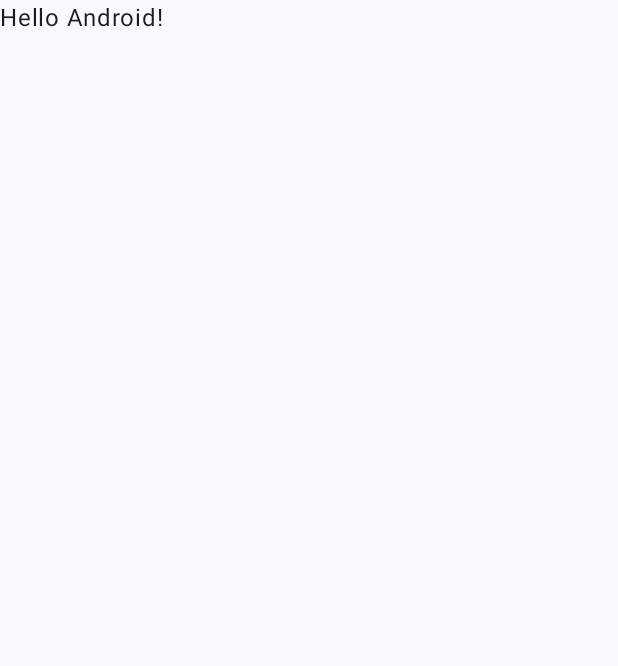
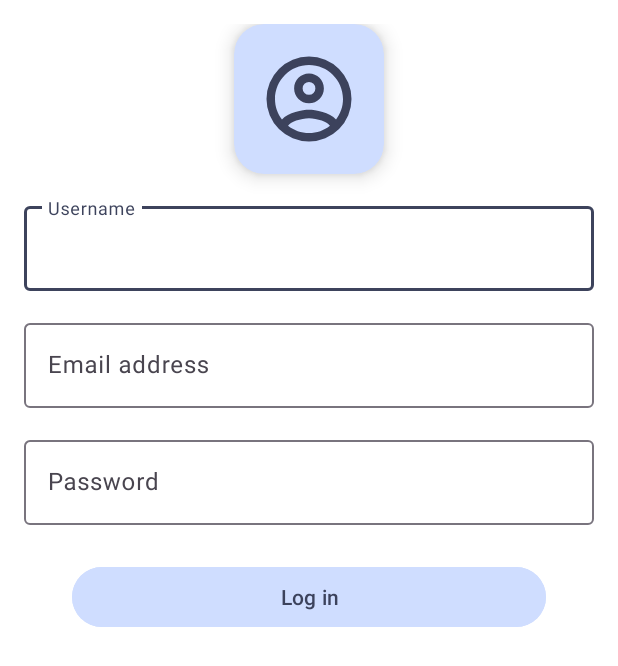
Before and after one commit to mnstupichev/VibeMatch, an Android app built with Jetpack Compose: the screen it shows after launch (MainActivity), on a phone screen of 412 x 824 dp. Before the commit the part shown is almost empty. Shown: the top 666 px of the screen. Run offline under Robolectric (Android 15) with nearby library versions, the phone set to English and light mode, and no system bars.

Commit message:
added log_in_screen

```diff
--- a/app/build.gradle.kts
+++ b/app/build.gradle.kts
@@ -6,7 +6,7 @@ plugins {
 
 android {
     namespace = "com.example.vibematch"
-    compileSdk = 34
+    compileSdk = 35
 
     defaultConfig {
         applicationId = "com.example.vibematch"
@@ -41,6 +41,8 @@ android {
 
 dependencies {
 
+    implementation("androidx.cardview:cardview:1.0.0")
+    implementation("com.google.android.material:material:1.12.0")
     implementation(libs.androidx.core.ktx)
     implementation(libs.androidx.lifecycle.runtime.ktx)
     implementation(libs.androidx.activity.compose)
--- a/app/src/main/AndroidManifest.xml
+++ b/app/src/main/AndroidManifest.xml
@@ -13,7 +13,7 @@
         android:theme="@style/Theme.VibeMatch"
         tools:targetApi="31">
         <activity
-            android:name=".MainActivity"
+            android:name="com.example.vibematch.MainActivity"
             android:exported="true"
             android:label="@string/app_name"
             android:theme="@style/Theme.VibeMatch">
--- a/app/src/main/java/com/example/vibematch/MainActivity.kt
+++ b/app/src/main/java/com/example/vibematch/MainActivity.kt
@@ -1,47 +1,37 @@
 package com.example.vibematch
+import android.os.Bundle
+import android.widget.Toast
+import androidx.appcompat.app.AppCompatActivity
+import com.google.android.material.textfield.TextInputEditText
+import android.widget.Button
 
-import android.os.Bundle
-import androidx.activity.ComponentActivity
-import androidx.activity.compose.setContent
-import androidx.activity.enableEdgeToEdge
-import androidx.compose.foundation.layout.fillMaxSize
-import androidx.compose.foundation.layout.padding
-import androidx.compose.material3.Scaffold
-import androidx.compose.material3.Text
-import androidx.compose.runtime.Composable
-import androidx.compose.ui.Modifier
-import androidx.compose.ui.tooling.preview.Preview
-import com.example.vibematch.ui.theme.VibeMatchTheme
 
-class MainActivity : ComponentActivity() {
+class MainActivity : AppCompatActivity() {
     override fun onCreate(savedInstanceState: Bundle?) {
         super.onCreate(savedInstanceState)
-        enableEdgeToEdge()
-        setContent {
-            VibeMatchTheme {
-                Scaffold(modifier = Modifier.fillMaxSize()) { innerPadding ->
-                    Greeting(
-                        name = "Android",
-                        modifier = Modifier.padding(innerPadding)
-                    )
+        setContentView(R.layout.activity_main)
+
+        val etUsername = findViewById<TextInputEditText>(R.id.etUsername)
+        val etEmail = findViewById<TextInputEditText>(R.id.etEmail)
+        val etPassword = findViewById<TextInputEditText>(R.id.etPassword)
+        val btnLogin = findViewById<Button>(R.id.btnLogin)
+
+        btnLogin.setOnClickListener {
+            val username = etUsername.text.toString().trim()
+            val email = etEmail.text.toString().trim()
+            val password = etPassword.text.toString().trim()
+
+            when {
+                username.isEmpty() -> etUsername.error = "Please enter username"
+                email.isEmpty() -> etEmail.error = "Please enter email"
+                password.isEmpty() -> etPassword.error = "Please enter password"
+                !android.util.Patterns.EMAIL_ADDRESS.matcher(email).matches() ->
+                    etEmail.error = "Invalid email format"
+                else -> {
+                    // Perform login logic here
+                    Toast.makeText(this, "Login successful!", Toast.LENGTH_SHORT).show()
                 }
             }
         }
     }
 }
-
-@Composable
-fun Greeting(name: String, modifier: Modifier = Modifier) {
-    Text(
-        text = "Hello $name!",
-        modifier = modifier
-    )
-}
-
-@Preview(showBackground = true)
-@Composable
-fun GreetingPreview() {
-    VibeMatchTheme {
-        Greeting("Android")
-    }
-}
--- /dev/null
+++ b/app/src/main/res/drawable/account_circle_outline.xml
@@ -0,0 +1,9 @@
+<vector xmlns:android="http://schemas.android.com/apk/res/android"
+    android:width="24dp"
+    android:height="24dp"
+    android:viewportWidth="24"
+    android:viewportHeight="24">
+  <path
+      android:fillColor="@color/text_color"
+      android:pathData="M12,2A10,10 0,0 0,2 12A10,10 0,0 0,12 22A10,10 0,0 0,22 12A10,10 0,0 0,12 2M7.07,18.28C7.5,17.38 10.12,16.5 12,16.5C13.88,16.5 16.5,17.38 16.93,18.28C15.57,19.36 13.86,20 12,20C10.14,20 8.43,19.36 7.07,18.28M18.36,16.83C16.93,15.09 13.46,14.5 12,14.5C10.54,14.5 7.07,15.09 5.64,16.83C4.62,15.5 4,13.82 4,12C4,7.59 7.59,4 12,4C16.41,4 20,7.59 20,12C20,13.82 19.38,15.5 18.36,16.83M12,6C10.06,6 8.5,7.56 8.5,9.5C8.5,11.44 10.06,13 12,13C13.94,13 15.5,11.44 15.5,9.5C15.5,7.56 13.94,6 12,6M12,11A1.5,1.5 0,0 1,10.5 9.5A1.5,1.5 0,0 1,12 8A1.5,1.5 0,0 1,13.5 9.5A1.5,1.5 0,0 1,12 11Z"/>
+</vector>
--- /dev/null
+++ b/app/src/main/res/layout/activity_main.xml
@@ -0,0 +1,89 @@
+<?xml version="1.0" encoding="utf-8"?>
+<ScrollView xmlns:android="http://schemas.android.com/apk/res/android"
+    xmlns:app="http://schemas.android.com/apk/res-auto"
+    xmlns:tools="http://schemas.android.com/tools"
+    android:layout_width="match_parent"
+    android:layout_height="match_parent"
+    android:background="@color/screen_background"
+    android:padding="16dp"
+    tools:context=".MainActivity">
+
+    <LinearLayout
+        android:layout_width="match_parent"
+        android:layout_height="wrap_content"
+        android:orientation="vertical"
+        android:gravity="center_horizontal"
+        tools:ignore="ExtraText">
+
+        <!-- CardView с иконкой внутри -->
+        <androidx.cardview.widget.CardView
+            app:cardBackgroundColor="@color/button_background"
+            android:layout_width="100dp"
+            android:layout_height="100dp"
+            app:cardElevation="8dp"
+            app:cardCornerRadius="20dp">
+
+        <ImageView
+            android:layout_width="match_parent"
+            android:layout_height="match_parent"
+            android:padding="16dp"
+            android:src="@drawable/account_circle_outline"
+            android:scaleType="centerCrop"/>
+
+        </androidx.cardview.widget.CardView>
+
+
+        <!-- Username -->
+        <com.google.android.material.textfield.TextInputLayout
+            android:layout_width="match_parent"
+            android:layout_height="wrap_content"
+            android:layout_marginTop="16dp">
+
+            <com.google.android.material.textfield.TextInputEditText
+                android:id="@+id/etUsername"
+                android:layout_width="match_parent"
+                android:layout_height="wrap_content"
+                android:hint="@string/username" />
+        </com.google.android.material.textfield.TextInputLayout>
+
+        <!-- Email -->
+        <com.google.android.material.textfield.TextInputLayout
+            android:layout_width="match_parent"
+            android:layout_height="wrap_content"
+            android:layout_marginTop="16dp">
+
+            <com.google.android.material.textfield.TextInputEditText
+                android:id="@+id/etEmail"
+                android:layout_width="match_parent"
+                android:layout_height="wrap_content"
+                android:hint="@string/email"
+                android:inputType="textEmailAddress" />
+        </com.google.android.material.textfield.TextInputLayout>
+
+        <!-- Password -->
+        <com.google.android.material.textfield.TextInputLayout
+            android:layout_width="match_parent"
+            android:layout_height="wrap_content"
+            android:layout_marginTop="16dp">
+
+            <com.google.android.material.textfield.TextInputEditText
+                android:id="@+id/etPassword"
+                android:layout_width="match_parent"
+                android:layout_height="wrap_content"
+                android:hint="@string/password"
+                android:inputType="textPassword" />
+        </com.google.android.material.textfield.TextInputLayout>
+
+        <!-- Login Button -->
+        <Button
+            android:id="@+id/btnLogin"
+            android:layout_width="match_parent"
+            android:layout_height="48dp"
+            android:layout_marginTop="24dp"
+            android:layout_marginHorizontal="32dp"
+            android:text="@string/login"
+            android:backgroundTint="@color/button_background"
+            android:textColor="@color/text_color"/>
+
+    </LinearLayout>
+</ScrollView>
--- a/app/src/main/res/values/colors.xml
+++ b/app/src/main/res/values/colors.xml
@@ -1,10 +1,13 @@
 <?xml version="1.0" encoding="utf-8"?>
 <resources>
     <color name="purple_200">#FFBB86FC</color>
+    <color name="button_background">#CFDDFF</color>
+    <color name="text_color">#F7373D57</color>
     <color name="purple_500">#FF6200EE</color>
     <color name="purple_700">#FF3700B3</color>
     <color name="teal_200">#FF03DAC5</color>
     <color name="teal_700">#FF018786</color>
     <color name="black">#FF000000</color>
     <color name="white">#FFFFFFFF</color>
+    <color name="screen_background">#FFFFFF</color>
 </resources>
--- a/app/src/main/res/values/strings.xml
+++ b/app/src/main/res/values/strings.xml
@@ -1,3 +1,7 @@
 <resources>
     <string name="app_name">VibeMatch</string>
+    <string name="username">Username</string>
+    <string name="email">Email address</string>
+    <string name="password">Password</string>
+    <string name="login">Log in</string>
 </resources>
--- a/app/src/main/res/values/themes.xml
+++ b/app/src/main/res/values/themes.xml
@@ -1,5 +1,9 @@
 <?xml version="1.0" encoding="utf-8"?>
-<resources>
-
-    <style name="Theme.VibeMatch" parent="android:Theme.Material.Light.NoActionBar" />
+<resources xmlns:tools="http://schemas.android.com/tools">
+    <!-- Тема для светлой темы -->
+    <style name="Theme.VibeMatch" parent="Theme.Material3.Light.NoActionBar">
+        <item name="colorPrimary">@color/text_color</item>
+        <item name="colorOnPrimary">@color/white</item>
+        <item name="android:windowBackground">@color/white</item> <!-- Фон активности -->
+    </style>
 </resources>
```
